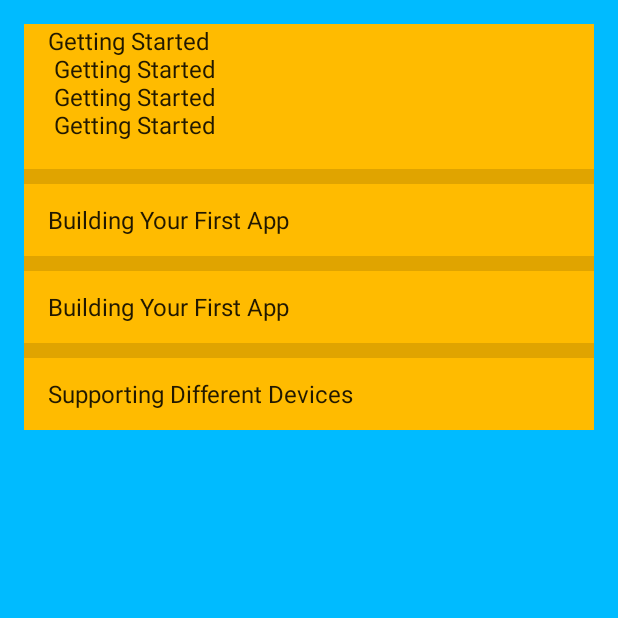
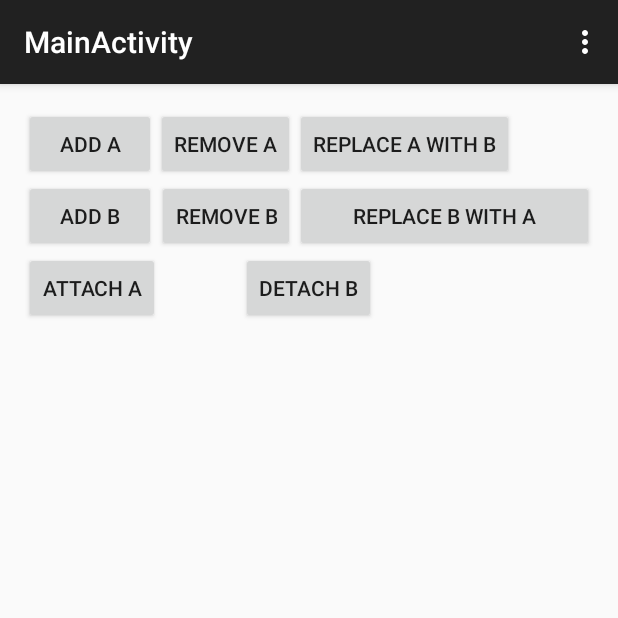
Before and after one commit to ansal10/AndroidTutorial, an Android app: the screen it shows after launch (MainActivity), on a phone screen of 412 x 824 dp, the top half of it. Run offline under Robolectric (Android 15) with nearby library versions, the phone set to English and light mode, and no system bars.

Commit message:
adding and replacing fragmen

```diff
--- a/app/src/main/AndroidManifest.xml
+++ b/app/src/main/AndroidManifest.xml
@@ -9,17 +9,13 @@
         android:theme="@style/AppTheme" >
         <activity
             android:name=".MainActivity"
-            android:label="@string/app_name" >
+            android:label="@string/title_activity_main" >
             <intent-filter>
                 <action android:name="android.intent.action.MAIN" />
 
                 <category android:name="android.intent.category.LAUNCHER" />
             </intent-filter>
         </activity>
-        <activity
-            android:name=".AnotherActivity"
-            android:label="@string/title_activity_another" >
-        </activity>
     </application>
 
 </manifest>
--- a/app/src/main/java/com/example/amd/fragmenttutorial/FragmentA.java
+++ b/app/src/main/java/com/example/amd/fragmenttutorial/FragmentA.java
@@ -1,56 +1,39 @@
 package com.example.amd.fragmenttutorial;
 
+import android.app.Activity;
+import android.content.Context;
+import android.net.Uri;
+import android.os.Bundle;
 import android.app.Fragment;
-import android.os.Bundle;
 import android.view.LayoutInflater;
 import android.view.View;
 import android.view.ViewGroup;
-import android.widget.AdapterView;
-import android.widget.ArrayAdapter;
-import android.widget.ListView;
 
-/**
- * Created by amd on 8/27/15.
- */
-public class FragmentA extends Fragment implements AdapterView.OnItemClickListener {
 
-    ListView listView;
-    Communicator communicator;
+public class FragmentA extends Fragment {
 
     @Override
-    public View onCreateView(LayoutInflater inflater, ViewGroup container, Bundle savedInstanceState) {
-        View view = inflater.inflate(R.layout.fragment_a, container, false);
-        listView = (ListView) view.findViewById(R.id.listView);
-        ArrayAdapter arrayAdapter = ArrayAdapter.createFromResource(getActivity(), R.array.titles, android.R.layout.simple_list_item_1  );
-        listView.setAdapter(arrayAdapter);
-        listView.setOnItemClickListener(this);
+    public void onCreate(Bundle savedInstanceState) {
+        super.onCreate(savedInstanceState);
 
-        return view;
     }
 
     @Override
-    public void onActivityCreated(Bundle savedInstanceState) {
-        super.onActivityCreated(savedInstanceState);
-
-//        communicator = (Communicator) getActivity();
+    public View onCreateView(LayoutInflater inflater, ViewGroup container,
+                             Bundle savedInstanceState) {
+        return inflater.inflate(R.layout.fragment_a, container, false);
     }
 
     @Override
-    public void onItemClick(AdapterView<?> parent, View view, int position, long id) {
-        communicator.respond(position);
+    public void onAttach(Context context) {
+        super.onAttach(context);
+
+    }
+
+    @Override
+    public void onDetach() {
+        super.onDetach();
     }
 
 
-    public void setCommunicator(Communicator communicator){
-        this.communicator = communicator;
-    }
-
-
-    /**
-     * Created by amd on 8/27/15.
-     */
-    public static interface Communicator {
-
-        public void respond(int index);
-    }
 }
--- a/app/src/main/res/layout-land/activity_main.xml
+++ /dev/null
@@ -1,24 +0,0 @@
-<?xml version="1.0" encoding="utf-8"?>
-<LinearLayout xmlns:android="http://schemas.android.com/apk/res/android"
-    android:orientation="horizontal" android:layout_width="match_parent"
-    android:layout_height="match_parent"
-    android:layout_margin="10dp">
-
-    <fragment
-        android:layout_width="0dp"
-        android:layout_height="wrap_content"
-        android:name="com.example.amd.fragmenttutorial.FragmentA"
-        android:id="@+id/fragment"
-        android:layout_alignParentTop="true"
-        android:layout_alignParentStart="true"
-        android:layout_weight="1"/>
-
-    <fragment
-        android:layout_width="0dp"
-        android:layout_height="wrap_content"
-        android:name="com.example.amd.fragmenttutorial.FragmentB"
-        android:id="@+id/fragment2"
-        android:layout_alignBottom="@+id/fragment"
-        android:layout_toEndOf="@+id/fragment"
-        android:layout_weight="1"/>
-</LinearLayout>
--- a/app/src/main/res/layout/activity_main.xml
+++ b/app/src/main/res/layout/activity_main.xml
@@ -4,17 +4,92 @@
     android:paddingRight="@dimen/activity_horizontal_margin"
     android:paddingTop="@dimen/activity_vertical_margin"
     android:paddingBottom="@dimen/activity_vertical_margin"
-    android:background="#00bbff"
-    tools:context=".MainActivity"
-    android:id="@+id/my_layout">
+    tools:context="com.example.amd.fragmenttutorial.MainActivity">
 
-    <fragment
-        android:layout_marginBottom="5dp"
-        android:layout_width="match_parent"
+
+    <Button
+        android:layout_width="wrap_content"
         android:layout_height="wrap_content"
-        android:name="com.example.amd.fragmenttutorial.FragmentA"
-        android:id="@+id/fragment"
+        android:text="Add A"
+        android:id="@+id/button"
+        android:onClick="addA"
         android:layout_alignParentTop="true"
         android:layout_alignParentStart="true" />
 
+    <Button
+        android:layout_width="wrap_content"
+        android:layout_height="wrap_content"
+        android:text="Remove A"
+        android:onClick="removeA"
+        android:id="@+id/button2"
+        android:layout_alignBottom="@+id/button"
+        android:layout_toEndOf="@+id/button" />
+
+    <Button
+        style="?android:attr/buttonStyleSmall"
+        android:layout_width="wrap_content"
+        android:layout_height="wrap_content"
+        android:text="Replace A with B"
+        android:onClick="replaceAwithB"
+        android:id="@+id/button3"
+        android:layout_alignTop="@+id/button2"
+        android:layout_toEndOf="@+id/button2" />
+
+    <Button
+        android:layout_width="wrap_content"
+        android:layout_height="wrap_content"
+        android:text="Add B"
+        android:onClick="addB"
+        android:id="@+id/button4"
+        android:layout_below="@+id/button"
+        android:layout_toStartOf="@+id/button2" />
+
+    <Button
+        android:layout_width="wrap_content"
+        android:layout_height="wrap_content"
+        android:text="Remove B"
+        android:onClick="removeB"
+        android:id="@+id/button5"
+        android:layout_alignBottom="@+id/button4"
+        android:layout_toStartOf="@+id/button3" />
+
+    <Button
+        android:layout_width="wrap_content"
+        android:layout_height="wrap_content"
+        android:text="Replace B with A"
+        android:onClick="replceBwithA"
+        android:id="@+id/button6"
+        android:layout_alignTop="@+id/button5"
+        android:layout_alignParentEnd="true"
+        android:layout_alignStart="@+id/button3" />
+
+    <Button
+        android:layout_width="wrap_content"
+        android:layout_height="wrap_content"
+        android:text="Attach A"
+        android:onClick="attachA"
+        android:id="@+id/button7"
+        android:layout_below="@+id/button4"
+        android:layout_alignParentStart="true" />
+
+    <Button
+        android:layout_width="wrap_content"
+        android:layout_height="wrap_content"
+        android:text="Detach B"
+        android:onClick="detachB"
+        android:id="@+id/button8"
+        android:layout_alignBottom="@+id/button7"
+        android:layout_centerHorizontal="true" />
+
+    <LinearLayout
+        android:orientation="vertical"
+        android:layout_width="fill_parent"
+        android:layout_height="fill_parent"
+        android:layout_alignParentEnd="true"
+        android:id="@+id/group"
+        android:layout_below="@+id/button7">
+
+    </LinearLayout>
+
+
 </RelativeLayout>
--- a/app/src/main/res/layout/fragment_a.xml
+++ b/app/src/main/res/layout/fragment_a.xml
@@ -1,16 +1,14 @@
 <?xml version="1.0" encoding="utf-8"?>
-<RelativeLayout xmlns:android="http://schemas.android.com/apk/res/android"
+<LinearLayout xmlns:android="http://schemas.android.com/apk/res/android"
     android:orientation="vertical" android:layout_width="match_parent"
     android:layout_height="match_parent"
-    android:background="#ffbb00">
+    android:background="#00ffbb">
 
-
-    <ListView
-        android:layout_width="wrap_content"
+    <TextView
+        android:layout_width="fill_parent"
         android:layout_height="wrap_content"
-        android:id="@+id/listView"
-        android:layout_alignParentStart="true"
-        android:layout_alignParentTop="true"
-        android:layout_alignParentRight="true"
-        android:dividerHeight="10sp"/>
-</RelativeLayout>
+        android:textAppearance="?android:attr/textAppearanceLarge"
+        android:text="This is Fragment A"
+        android:id="@+id/textView"
+        android:layout_gravity="center_horizontal" />
+</LinearLayout>
--- a/app/src/main/res/menu/menu_main.xml
+++ b/app/src/main/res/menu/menu_main.xml
@@ -1,6 +1,7 @@
 <menu xmlns:android="http://schemas.android.com/apk/res/android"
     xmlns:app="http://schemas.android.com/apk/res-auto"
-    xmlns:tools="http://schemas.android.com/tools" tools:context=".MainActivity">
+    xmlns:tools="http://schemas.android.com/tools"
+    tools:context="com.example.amd.fragmenttutorial.MainActivity">
     <item android:id="@+id/action_settings" android:title="@string/action_settings"
         android:orderInCategory="100" app:showAsAction="never" />
 </menu>
--- a/app/src/main/res/values/strings.xml
+++ b/app/src/main/res/values/strings.xml
@@ -4,4 +4,8 @@
     <string name="hello_world">Hello world!</string>
     <string name="action_settings">Settings</string>
     <string name="title_activity_another">AnotherActivity</string>
+    <string name="title_activity_main">MainActivity</string>
+
+<!-- TODO: Remove or change this placeholder text -->
+    <string name="hello_blank_fragment">Hello blank fragment</string>
 </resources>
```
Also changed, not shown: app/src/main/java/com/example/amd/fragmenttutorial/AnotherActivity.java (deleted, +0 -25 lines), app/src/main/java/com/example/amd/fragmenttutorial/FragmentB.java (+16 -26 lines), app/src/main/java/com/example/amd/fragmenttutorial/MainActivity.java (+66 -19 lines), app/src/main/res/layout/activity_another.xml (deleted, +0 -18 lines), app/src/main/res/layout/fragment_b.xml (+8 -9 lines).
